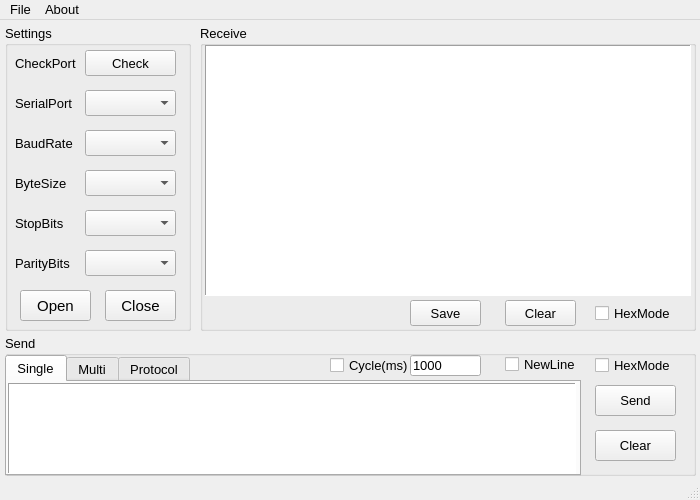
This is ui/ui_mainwindow.ui in kainan-tek/PyCom as Qt 5 draws it before an edit. The edited form follows.
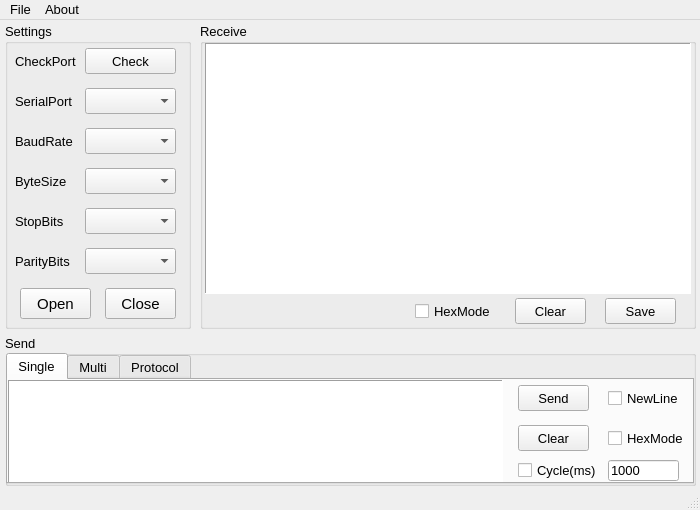
This is the edited form.

The edit to the form file:
```diff
--- a/ui/ui_mainwindow.ui
+++ b/ui/ui_mainwindow.ui
@@ -7,7 +7,7 @@
     <x>0</x>
     <y>0</y>
     <width>700</width>
-    <height>500</height>
+    <height>510</height>
    </rect>
   </property>
   <property name="sizePolicy">
@@ -19,13 +19,13 @@
   <property name="minimumSize">
    <size>
     <width>700</width>
-    <height>500</height>
+    <height>510</height>
    </size>
   </property>
   <property name="maximumSize">
    <size>
     <width>700</width>
-    <height>500</height>
+    <height>510</height>
    </size>
   </property>
   <property name="font">
@@ -41,7 +41,7 @@
     <property name="geometry">
      <rect>
       <x>5</x>
-      <y>5</y>
+      <y>3</y>
       <width>186</width>
       <height>306</height>
      </rect>
@@ -280,7 +280,7 @@
       <x>5</x>
       <y>315</y>
       <width>691</width>
-      <height>141</height>
+      <height>151</height>
      </rect>
     </property>
     <property name="autoFillBackground">
@@ -292,12 +292,15 @@
     <widget class="QTabWidget" name="tabWidget">
      <property name="geometry">
       <rect>
-       <x>0</x>
-       <y>20</y>
-       <width>576</width>
-       <height>121</height>
+       <x>1</x>
+       <y>18</y>
+       <width>688</width>
+       <height>131</height>
       </rect>
      </property>
+     <property name="autoFillBackground">
+      <bool>false</bool>
+     </property>
      <property name="currentIndex">
       <number>0</number>
      </property>
@@ -308,10 +311,10 @@
       <widget class="QTextEdit" name="textEdit_SSend">
        <property name="geometry">
         <rect>
-         <x>1</x>
-         <y>1</y>
-         <width>568</width>
-         <height>91</height>
+         <x>0</x>
+         <y>0</y>
+         <width>495</width>
+         <height>106</height>
         </rect>
        </property>
        <property name="frameShape">
@@ -320,6 +323,87 @@
        <property name="frameShadow">
         <enum>QFrame::Sunken</enum>
        </property>
+       <property name="acceptRichText">
+        <bool>false</bool>
+       </property>
+      </widget>
+      <widget class="QCheckBox" name="checkBox_Cycle">
+       <property name="geometry">
+        <rect>
+         <x>510</x>
+         <y>80</y>
+         <width>81</width>
+         <height>21</height>
+        </rect>
+       </property>
+       <property name="text">
+        <string>Cycle(ms)</string>
+       </property>
+      </widget>
+      <widget class="QLineEdit" name="lineEdit_Cycle">
+       <property name="geometry">
+        <rect>
+         <x>600</x>
+         <y>80</y>
+         <width>71</width>
+         <height>21</height>
+        </rect>
+       </property>
+       <property name="text">
+        <string>1000</string>
+       </property>
+      </widget>
+      <widget class="QCheckBox" name="checkBox_Newline">
+       <property name="geometry">
+        <rect>
+         <x>600</x>
+         <y>5</y>
+         <width>79</width>
+         <height>26</height>
+        </rect>
+       </property>
+       <property name="text">
+        <string>NewLine</string>
+       </property>
+      </widget>
+      <widget class="QCheckBox" name="checkBox_SHexmode">
+       <property name="geometry">
+        <rect>
+         <x>600</x>
+         <y>45</y>
+         <width>79</width>
+         <height>26</height>
+        </rect>
+       </property>
+       <property name="text">
+        <string>HexMode</string>
+       </property>
+      </widget>
+      <widget class="QPushButton" name="pushButton_Send">
+       <property name="geometry">
+        <rect>
+         <x>510</x>
+         <y>5</y>
+         <width>71</width>
+         <height>26</height>
+        </rect>
+       </property>
+       <property name="text">
+        <string>Send</string>
+       </property>
+      </widget>
+      <widget class="QPushButton" name="pushButton_SClear">
+       <property name="geometry">
+        <rect>
+         <x>510</x>
+         <y>45</y>
+         <width>71</width>
+         <height>26</height>
+        </rect>
+       </property>
+       <property name="text">
+        <string>Clear</string>
+       </property>
       </widget>
      </widget>
      <widget class="QWidget" name="multi">
@@ -333,90 +417,12 @@
       </attribute>
      </widget>
     </widget>
-    <widget class="QPushButton" name="pushButton_Send">
-     <property name="geometry">
-      <rect>
-       <x>590</x>
-       <y>50</y>
-       <width>81</width>
-       <height>31</height>
-      </rect>
-     </property>
-     <property name="text">
-      <string>Send</string>
-     </property>
-    </widget>
-    <widget class="QPushButton" name="pushButton_SClear">
-     <property name="geometry">
-      <rect>
-       <x>590</x>
-       <y>95</y>
-       <width>81</width>
-       <height>31</height>
-      </rect>
-     </property>
-     <property name="text">
-      <string>Clear</string>
-     </property>
-    </widget>
-    <widget class="QCheckBox" name="checkBox_Newline">
-     <property name="geometry">
-      <rect>
-       <x>500</x>
-       <y>19</y>
-       <width>79</width>
-       <height>21</height>
-      </rect>
-     </property>
-     <property name="text">
-      <string>NewLine</string>
-     </property>
-    </widget>
-    <widget class="QCheckBox" name="checkBox_SHexmode">
-     <property name="geometry">
-      <rect>
-       <x>590</x>
-       <y>20</y>
-       <width>79</width>
-       <height>21</height>
-      </rect>
-     </property>
-     <property name="text">
-      <string>HexMode</string>
-     </property>
-    </widget>
-    <widget class="QLineEdit" name="lineEdit_Cycle">
-     <property name="geometry">
-      <rect>
-       <x>405</x>
-       <y>20</y>
-       <width>71</width>
-       <height>21</height>
-      </rect>
-     </property>
-     <property name="text">
-      <string>1000</string>
-     </property>
-    </widget>
-    <widget class="QCheckBox" name="checkBox_Cycle">
-     <property name="geometry">
-      <rect>
-       <x>325</x>
-       <y>20</y>
-       <width>81</width>
-       <height>21</height>
-      </rect>
-     </property>
-     <property name="text">
-      <string>Cycle(ms)</string>
-     </property>
-    </widget>
    </widget>
    <widget class="QGroupBox" name="groupBox_2">
     <property name="geometry">
      <rect>
       <x>200</x>
-      <y>5</y>
+      <y>3</y>
       <width>496</width>
       <height>306</height>
      </rect>
@@ -452,7 +458,7 @@
     <widget class="QCheckBox" name="checkBox_RHexmode">
      <property name="geometry">
       <rect>
-       <x>395</x>
+       <x>215</x>
        <y>275</y>
        <width>79</width>
        <height>26</height>
@@ -465,7 +471,7 @@
     <widget class="QPushButton" name="pushButton_RClear">
      <property name="geometry">
       <rect>
-       <x>305</x>
+       <x>315</x>
        <y>275</y>
        <width>71</width>
        <height>26</height>
@@ -478,7 +484,7 @@
     <widget class="QPushButton" name="pushButton_RSave">
      <property name="geometry">
       <rect>
-       <x>210</x>
+       <x>405</x>
        <y>275</y>
        <width>71</width>
        <height>26</height>
```
